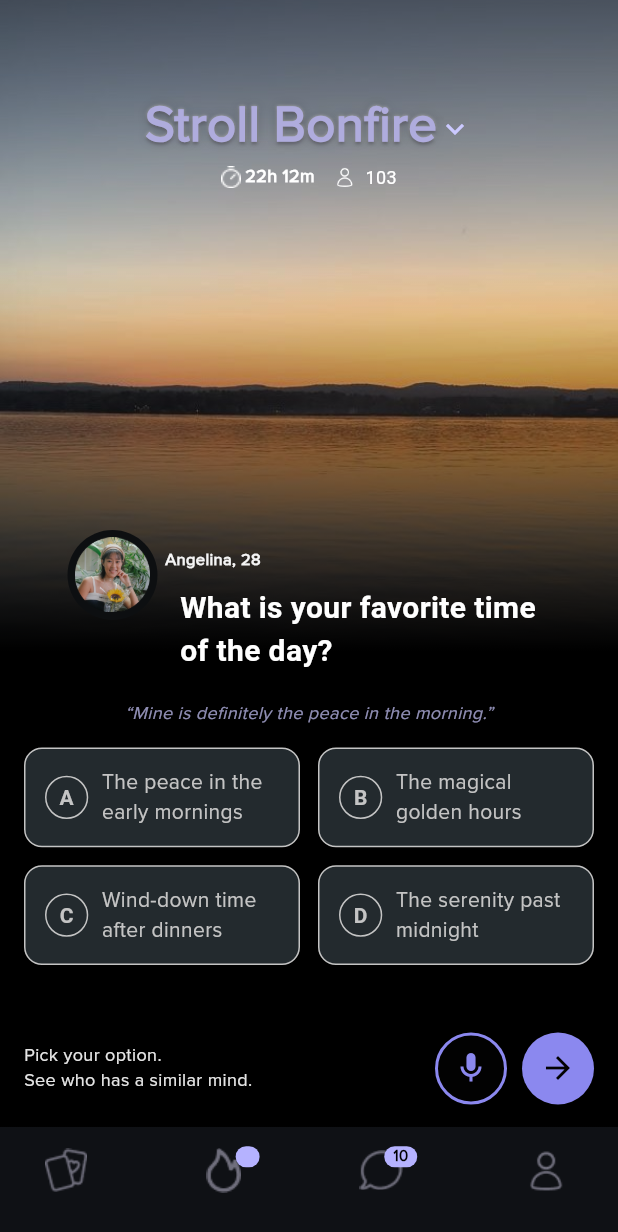
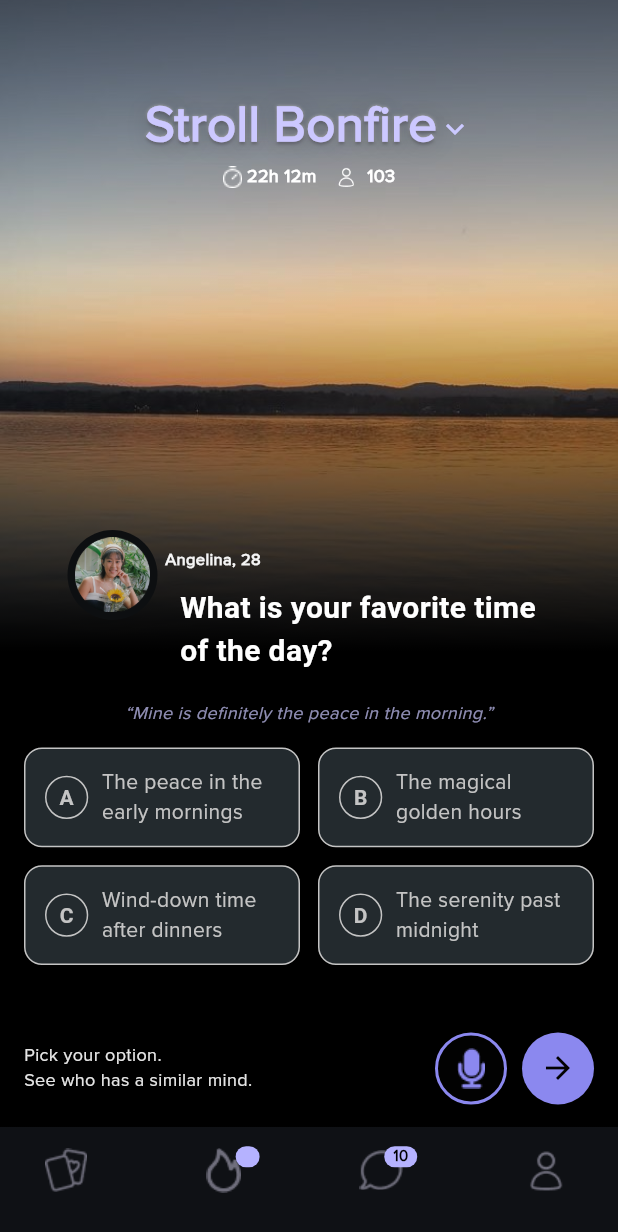
Before and after one commit to BriceJoshy/app, a Flutter app: the screen it shows after launch, on a phone screen of 412 x 824 dp. Shown: the top 1232 px of the screen. Run offline on Flutter 3.47's test engine with Material 3 defaults, Android fonts, the phone set to English and light mode, and no system bars; Roboto replaces fonts that are missing (Proxima Nova).

Commit message:
final changes

```diff
--- a/lib/screen_1.dart
+++ b/lib/screen_1.dart
@@ -67,11 +67,11 @@ class Screen1 extends StatelessWidget {
                             fontFamily: 'Proxima',
                             fontSize: 34,
                             fontWeight: FontWeight.w700,
-                            color: const Color(0xffafacdd),
+                            color: const Color(0xffCCC8FF),
                             shadows: [
                               Shadow(
-                                offset: const Offset(0, 0),
-                                blurRadius: 7.9,
+                                offset: const Offset(0, 2),
+                                blurRadius: 20,
                                 color: Colors.black.withOpacity(0.2),
                               ),
                               const Shadow(
@@ -140,9 +140,10 @@ class Screen1 extends StatelessWidget {
                         const Text(
                           '103', // Example number
                           style: TextStyle(
-                            fontSize: 12,
-                            color: Colors.white, // Text color
-                          ),
+                              fontSize: 12,
+                              color: Color(0xffFFFFFF),
+                              fontFamily: 'Proxima',
+                              fontWeight: FontWeight.w600),
                         ),
                       ],
                     )
@@ -332,8 +333,8 @@ class Screen1 extends StatelessWidget {
                                       ),
                                     ),
                                     child: IconButton(
-                                      icon: const Icon(Icons.mic_outlined,
-                                          color: Color(0xff8B88EF)),
+                                      icon: Image.asset("assets/icons/mic.png",
+                                          color: const Color(0xff8B88EF)),
                                       onPressed: () {
                                         // Add your functionality here
                                       },
```
Also changed, not shown: assets/icons/mic.png (added).
